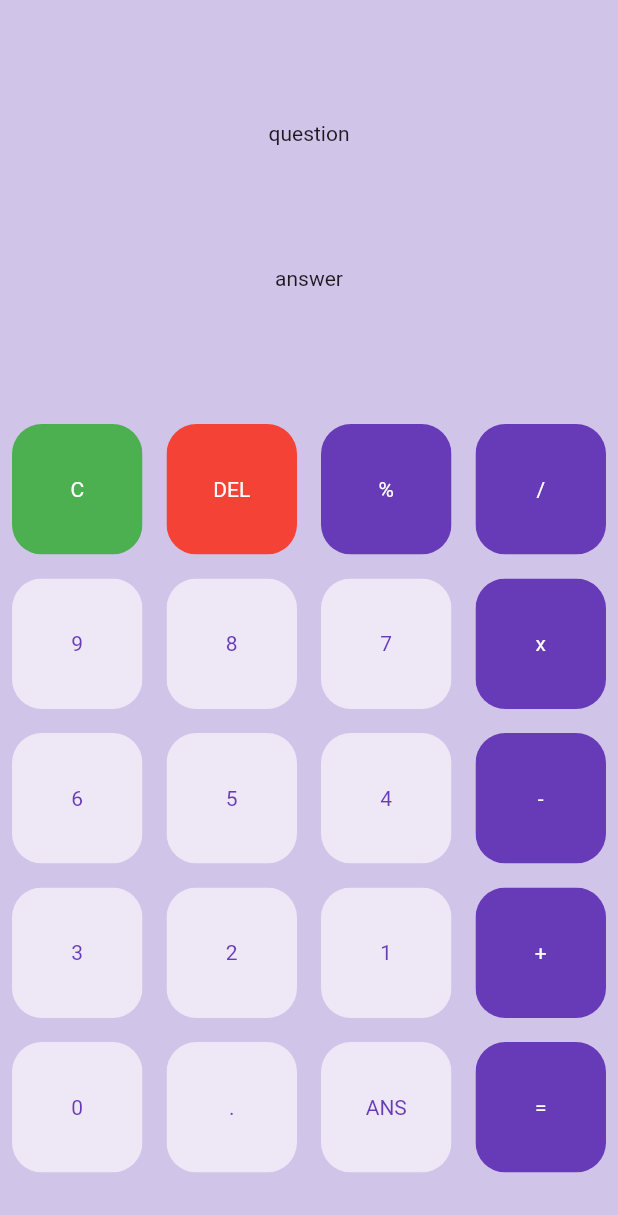
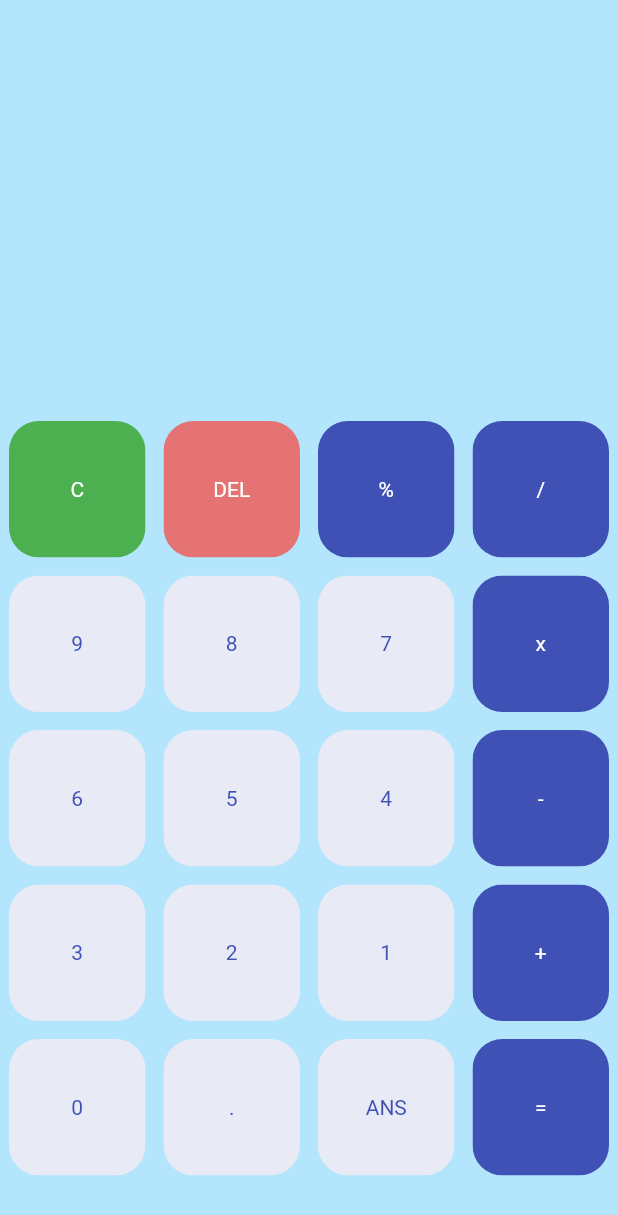
Before and after one commit to Channelsu/calc, a Flutter app: the screen it shows after launch, on a phone screen of 412 x 824 dp. Shown: the top 1215 px of the screen. Run offline on Flutter 3.47's test engine with Material 2 defaults, Android fonts, the phone set to English and light mode, and no system bars.

Commit message:
値表示部分作成、各ボタンタップ時の処理土台作成

```diff
--- a/lib/buttons.dart
+++ b/lib/buttons.dart
@@ -1,16 +1,20 @@
+import 'package:flutter/gestures.dart';
 import 'package:flutter/material.dart';
 
 class MyButton extends StatelessWidget {
   final color;
   final textColor;
   final String buttonText;
+  final buttonTapped;
 
-  MyButton({this.color, this.textColor, this.buttonText});
+  MyButton({this.color, this.textColor, this.buttonText, this.buttonTapped});
 
   @override
   Widget build(BuildContext context) {
-    return Padding(
-      padding: const EdgeInsets.all(8.0),
+    return GestureDetector(
+      onTap: buttonTapped,
+      child: Padding(
+        padding: const EdgeInsets.all(6.0),
         child: ClipRRect(
           borderRadius: BorderRadius.circular(20),
           child: Container(
@@ -23,6 +27,7 @@ class MyButton extends StatelessWidget {
             ),
           ),
         ),
+      ),
     );
   }
 }
--- a/lib/main.dart
+++ b/lib/main.dart
@@ -21,8 +21,8 @@ class HomePage extends StatefulWidget {
 
 class _HomePageState extends State<HomePage> {
 
-  var userQuestion = 'question';
-  var userAnswer = 'answer';
+  var userQuestion = '';
+  var userAnswer = '';
 
   final myTextStyle = TextStyle(fontSize: 30, color: Colors.deepPurple[900]);
 
@@ -52,7 +52,7 @@ class _HomePageState extends State<HomePage> {
   @override
   Widget build(BuildContext context) {
     return Scaffold(
-      backgroundColor: Colors.deepPurple[100],
+      backgroundColor: Colors.lightBlue[100],
       body: Column(
         children: <Widget>[
           Expanded(
@@ -60,8 +60,17 @@ class _HomePageState extends State<HomePage> {
               child: Column(
                 mainAxisAlignment: MainAxisAlignment.spaceEvenly,
                 children: <Widget>[
-                  Text(userQuestion),
-                  Text(userAnswer),
+                  SizedBox(height: 50,),
+                  Container(
+                    padding: EdgeInsets.all(20),
+                    alignment: Alignment.centerLeft,
+                    child: Text(userQuestion, style: TextStyle(fontSize: 20),),
+                  ),
+                  Container(
+                    padding: EdgeInsets.all(20),
+                    alignment: Alignment.centerRight,
+                    child: Text(userAnswer, style: TextStyle(fontSize: 20),),
+                  ),
                 ],
               ),
             ),
@@ -82,14 +91,14 @@ class _HomePageState extends State<HomePage> {
                   } else if(i == 1) {
                     return MyButton(
                       buttonText: buttons[i],
-                      color: Colors.red,
+                      color: Colors.red[300],
                       textColor: Colors.white,
                     );
                   } else {
                     return MyButton(
                       buttonText: buttons[i],
-                      color: isOperator(buttons[i]) ? Colors.deepPurple : Colors.deepPurple[50],
-                      textColor: isOperator(buttons[i]) ? Colors.white : Colors.deepPurple,
+                      color: isOperator(buttons[i]) ? Colors.indigo : Colors.indigo[50],
+                      textColor: isOperator(buttons[i]) ? Colors.white : Colors.indigo,
                     );
                   }
                 },
```
Lines whose indentation alone changed are shown as unchanged.
